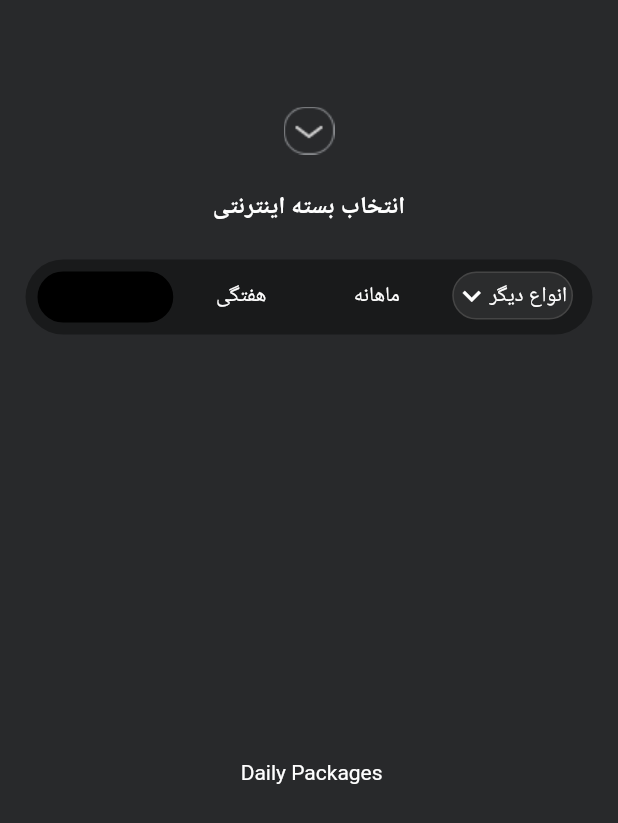
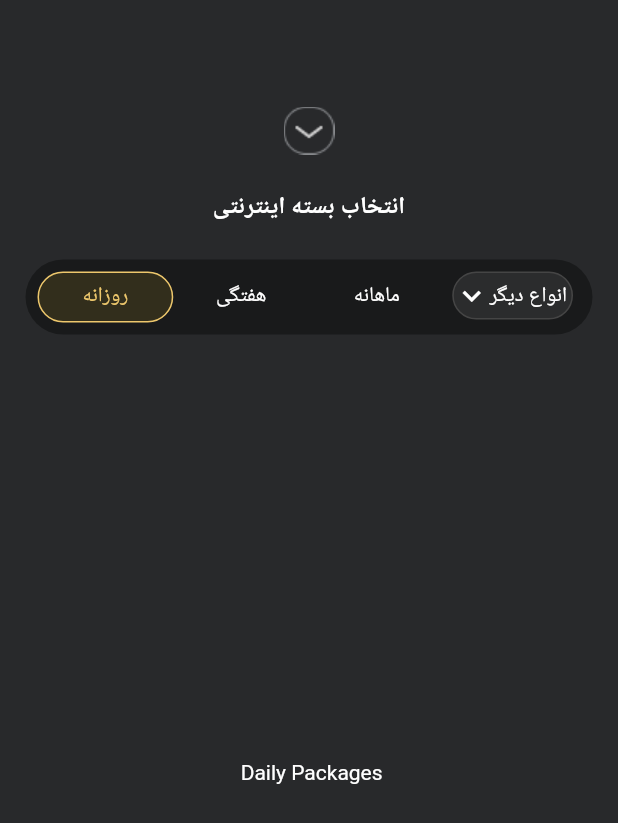
Before and after one commit to maryambehzi/flutterWidgets, a Flutter app: the MyInternetHomePage screen opened directly, on a phone screen of 412 x 824 dp. Shown: the top 823 px of the screen. Run offline on Flutter 3.47's test engine with Material 2 defaults, Android fonts, the phone set to English and light mode, and no system bars; our stand-ins replace shamsi_date.

```diff
--- a/lib/InternetPackage/OtherPackagesDialog.dart
+++ b/lib/InternetPackage/OtherPackagesDialog.dart
@@ -1,5 +1,7 @@
 import 'package:flutter/material.dart';
 import 'dart:ui';
+import 'internetTabBar.dart';
+
 
 import 'package:widgets/main.dart';
 
--- /dev/null
+++ b/lib/InternetPackage/internetTabBar.dart
@@ -0,0 +1,132 @@
+//Internet Package
+import 'package:flutter/material.dart';
+import 'DailyPackages.dart';
+import 'OtherPackagesDialog.dart';
+
+late _MyInternetHomePageState homePageState;
+
+class MyInternetHomePage extends StatefulWidget {
+  const MyInternetHomePage({Key? key}) : super(key: key);
+
+  @override
+  State<MyInternetHomePage> createState() {
+    homePageState = _MyInternetHomePageState();
+    return homePageState;
+  }
+}
+
+class _MyInternetHomePageState extends State<MyInternetHomePage> {
+  var dynamicTitle = "انواع دیگر";
+
+  @override
+  Widget build(BuildContext context) {
+    return DefaultTabController(
+      length: 4,
+      child: Scaffold(
+          backgroundColor: Color(0xFF28292B),
+          body: Padding(
+            padding: const EdgeInsets.all(17.0),
+            child: Column(
+              children: [
+                Padding(
+                  padding: const EdgeInsets.only(top: 54.0),
+                  child: Image.asset("images/back_drop_down.png"),
+                ),
+                const Padding(
+                  padding: EdgeInsets.only(top: 24.0, bottom: 24.0),
+                  child: Center(
+                      child: Text(
+                    'انتخاب بسته اینترنتی',
+                    style: TextStyle(
+                        color: Colors.white,
+                        fontWeight: FontWeight.w600,
+                        fontSize: 16.0),
+                  )),
+                ),
+                Container(
+                  alignment: AlignmentDirectional.topCenter,
+                  height: 50,
+                  decoration: BoxDecoration(
+                      color: const Color(0xff191A1B),
+                      borderRadius: BorderRadius.circular(37.0)),
+                  child: Padding(
+                    padding: const EdgeInsets.all(8.0),
+                    child: TabBar(
+                      indicator: BoxDecoration(
+                        border: Border.all(
+                            width: 1, color: const Color(0xFFEDC76C)),
+                        color: const Color(0x804A411C),
+                        borderRadius: BorderRadius.circular(25.0),
+                      ),
+                      labelPadding: const EdgeInsets.only(left: 5, right: 5),
+                      labelColor: const Color(0xFFEDC76C),
+                      unselectedLabelColor: Colors.white,
+                      tabs: [
+                        const Tab(
+                          text: 'روزانه',
+                        ),
+                        const Tab(
+                          text: 'هفتگی',
+                        ),
+                        const Tab(
+                          text: 'ماهانه',
+                        ),
+                        Tab(
+                          child: Container(
+                            width: 102,
+                            height: 34,
+                            decoration: BoxDecoration(
+                              border: Border.all(
+                                  width: 1, color: const Color(0xFF454545)),
+                              color: const Color(0x1ACCCCCC),
+                              borderRadius: BorderRadius.circular(20.0),
+                            ),
+                            child: Row(
+                              // textDirection: TextDirection.rtl,
+                              mainAxisSize: MainAxisSize.min,
+                              children: [
+                                // Image(image: AssetImage("images/arrow_down.png"),),
+                                const Icon(Icons.keyboard_arrow_down),
+                                // SizedBox(width: 1),
+                                SizedBox(
+                                  width: 53,
+                                  child: Text(
+                                    "$dynamicTitle",
+                                    maxLines: 1,
+                                    overflow: TextOverflow.ellipsis,
+                                  ),
+                                ),
+                              ],
+                            ),
+                          ),
+                        ),
+                      ],
+                    ),
+                  ),
+                ),
+                const Expanded(
+                    child: TabBarView(
+                  children: [
+                    DailyPackages(),
+                    Center(
+                      child: Text(
+                        'Weekly Packages',
+                        style: TextStyle(color: Colors.white),
+                      ),
+                    ),
+                    Center(
+                      child: Text(
+                        'Monthly Packages',
+                        style: TextStyle(color: Colors.white),
+                      ),
+                    ),
+                    OtherPackagesDialog(),
+                  ],
+                ),
+                )
+              ],
+            ),
+          )),
+    );
+  }
+}
--- a/lib/main.dart
+++ b/lib/main.dart
@@ -1,8 +1,6 @@
 import 'package:flutter/material.dart';
 import 'package:flutter/services.dart';
-import 'package:widgets/CardBalance/CollapsingScreen.dart';
-import 'InternetPackage/DailyPackages.dart';
-import 'InternetPackage/OtherPackagesDialog.dart';
+import 'package:widgets/InternetPackage/internetTabBar.dart';
 
 void main() {
   runApp(const MyApp());
@@ -25,120 +23,7 @@ class MyApp extends StatelessWidget {
       theme: ThemeData(
         primarySwatch: Colors.blue,
       ),
-      home:CollapsingScreen(),
+      home:MyInternetHomePage(),
     );
   }
 }
-
-
-//Internet Package
-late _MyInternetHomePageState homePageState;
-
-class MyInternetHomePage extends StatefulWidget {
-  const MyInternetHomePage({Key? key}) : super(key: key);
-
-  @override
-  State<MyInternetHomePage> createState() {
-    homePageState = _MyInternetHomePageState();
-  return homePageState;}
-}
-
-class _MyInternetHomePageState extends State<MyInternetHomePage> {
-
-  var dynamicTitle = "انواع دیگر";
-
-  @override
-  Widget build(BuildContext context) {
-    return DefaultTabController(
-      length: 4,
-      child: Scaffold(
-        backgroundColor: Color(0xFF28292B),
-        body: Padding(
-          padding: const EdgeInsets.all(17.0),
-          child: Column(
-            children: [
-
-              Padding(
-                padding: const EdgeInsets.only(top:54.0),
-                child: Image.asset("images/back_drop_down.png"),
-              ),
-
-              const Padding(
-                padding: EdgeInsets.only(top:24.0, bottom: 24.0),
-                child: Center(child: Text('انتخاب بسته اینترنتی',
-                style: TextStyle(color: Colors.white, fontWeight : FontWeight.w600 ,fontSize: 16.0),)),
-              ),
-              Container(
-                alignment: AlignmentDirectional.topCenter,
-                height: 50,
-                decoration: BoxDecoration(
-                  color: const Color(0xff191A1B),
-                  borderRadius: BorderRadius.circular(37.0)
-                ),
-                child: Padding(
-                    padding: const EdgeInsets.all(8.0),
-                  child: TabBar(
-                    indicator: BoxDecoration(
-                      border: Border.all(
-                        width: 1,
-                        color: Colors.black
-                      ),
-                      color: Colors.black,
-                      borderRadius: BorderRadius.circular(25.0),
-                    ),
-                    labelPadding: const EdgeInsets.only(left : 5,right : 5),
-                    labelColor: Colors.black,
-                    unselectedLabelColor: Colors.white,
-                    tabs: [
-                      const Tab(text: 'روزانه',),
-                      const Tab(text: 'هفتگی',),
-                      const Tab(text: 'ماهانه',),
-                      Tab(
-                        child: Container(
-                          width: 102,
-                          height: 34,
-                          decoration: BoxDecoration(
-                            border: Border.all(
-                                width: 1,
-                                color: const Color(0xFF454545)
-                            ),
-                            color: const Color(0x1ACCCCCC),
-                            borderRadius: BorderRadius.circular(20.0),
-                          ),
-                          child: Row(
-                            // textDirection: TextDirection.rtl,
-                            mainAxisSize: MainAxisSize.min,
-                            children: [
-                              // Image(image: AssetImage("images/arrow_down.png"),),
-                              const Icon( Icons.keyboard_arrow_down),
-                              // SizedBox(width: 1),
-                              SizedBox(
-                                width: 53,
-                                child: Text(
-                                        "$dynamicTitle",
-                                  maxLines: 1,
-                                  overflow: TextOverflow.ellipsis,),
-                              ),
-                            ],
-                          ),
-                        ),
-                      ),
-                    ],
-                  ),
-                ) ,
-              ),
-              const Expanded(child: TabBarView(
-                children: [
-                  DailyPackages(),
-                  Center(child: Text('Weekly Packages', style: TextStyle(color: Colors.white),),),
-                  Center(child: Text('Monthly Packages', style: TextStyle(color: Colors.white),),),
-                  OtherPackagesDialog(),
-                ],
-              ))
-            ],
-          ),
-        )
-      ),
-    );
-  }
-}
```
